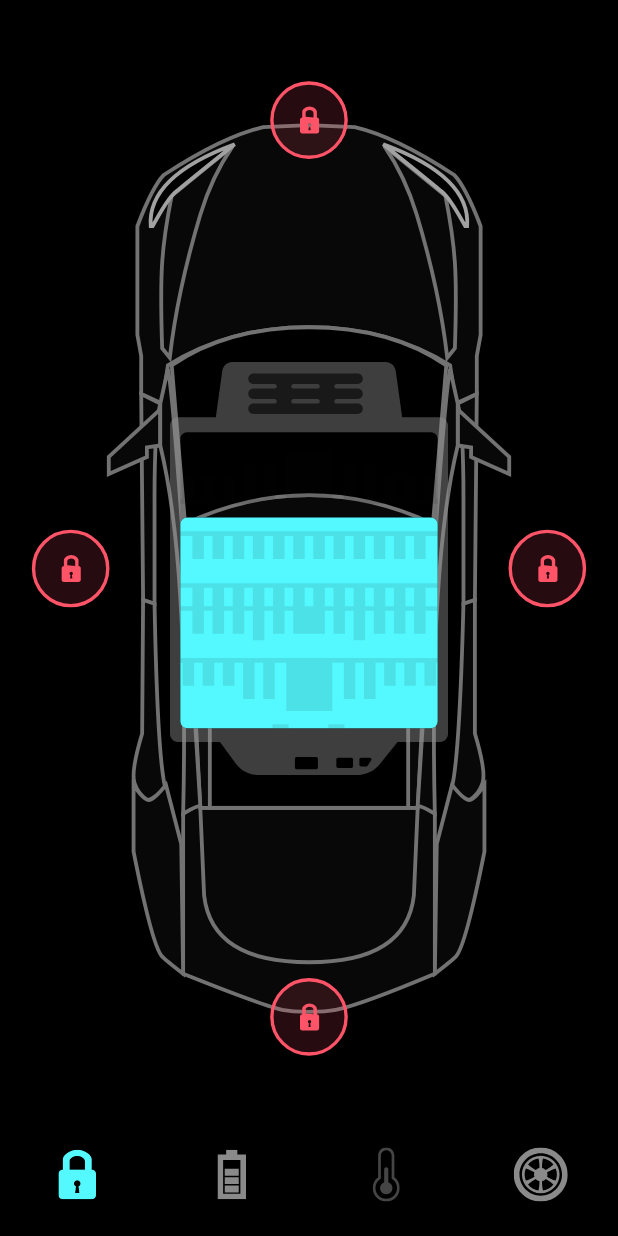
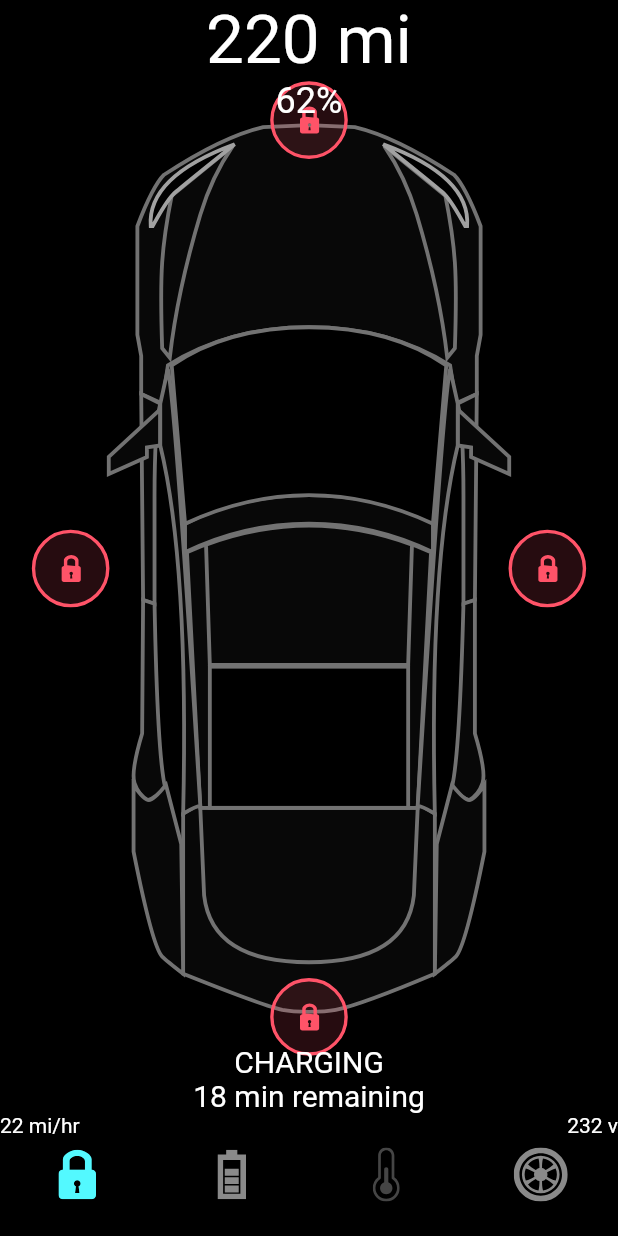
Before and after one commit to giovannicampagnolo/Tesla-Control-App, a Flutter app: the screen it shows after launch, on a phone screen of 412 x 824 dp. Run offline on Flutter 3.47's test engine with Material 2 defaults, Android fonts, the phone set to English and light mode, and no system bars; our stand-ins replace flutter_svg.

Commit message:
wip charging battery UI

```diff
--- a/lib/screens/home_screen.dart
+++ b/lib/screens/home_screen.dart
@@ -46,11 +46,16 @@ class _HomeScreenState extends State<HomeScreen>
   @override
   Widget build(BuildContext context) {
     return AnimatedBuilder(
-        animation: _controller,
+        animation: Listenable.merge([_controller, _batteryAnimationController]),
         builder: (context, snapshot) {
           return Scaffold(
             bottomNavigationBar: TeslaBottomNavigationBar(
               onTap: (index) {
+                if (index == 1)
+                  _batteryAnimationController.forward();
+                else if (_controller.selectedBottomTab == 1 && index != 1) {
+                  _batteryAnimationController.reverse(from: 0.7);
+                }
                 _controller.onBottomNavigationTabChange(index);
                 print(index);
               },
@@ -125,9 +130,44 @@ class _HomeScreenState extends State<HomeScreen>
                         ),
                       ),
                     ),
-                    SvgPicture.asset(
-                      "assets/icons/Battery.svg",
-                      width: constraint.maxWidth * 0.45,
+
+                    ///BATTERY
+                    Opacity(
+                      opacity: _animationBattery.value,
+                      child: SvgPicture.asset(
+                        "assets/icons/Battery.svg",
+                        width: constraint.maxWidth * 0.45,
+                      ),
+                    ),
+                    Column(
+                      children: [
+                        Text(
+                          "220 mi",
+                          style: Theme.of(context)
+                              .textTheme
+                              .headline3!
+                              .copyWith(color: Colors.white),
+                        ),
+                        Text(
+                          "62%",
+                          style: TextStyle(fontSize: 24),
+                        ),
+                        Spacer(),
+                        Text(
+                          "Charging".toUpperCase(),
+                          style: TextStyle(fontSize: 20),
+                        ),
+                        Text(
+                          "18 min remaining",
+                          style: TextStyle(fontSize: 20),
+                        ),
+                        Row(
+                            mainAxisAlignment: MainAxisAlignment.spaceBetween,
+                          children: [
+                          Text("22 mi/hr"),
+                          Text("232 v"),
+                        ],),
+                      ],
                     )
                   ],
                 );
```
